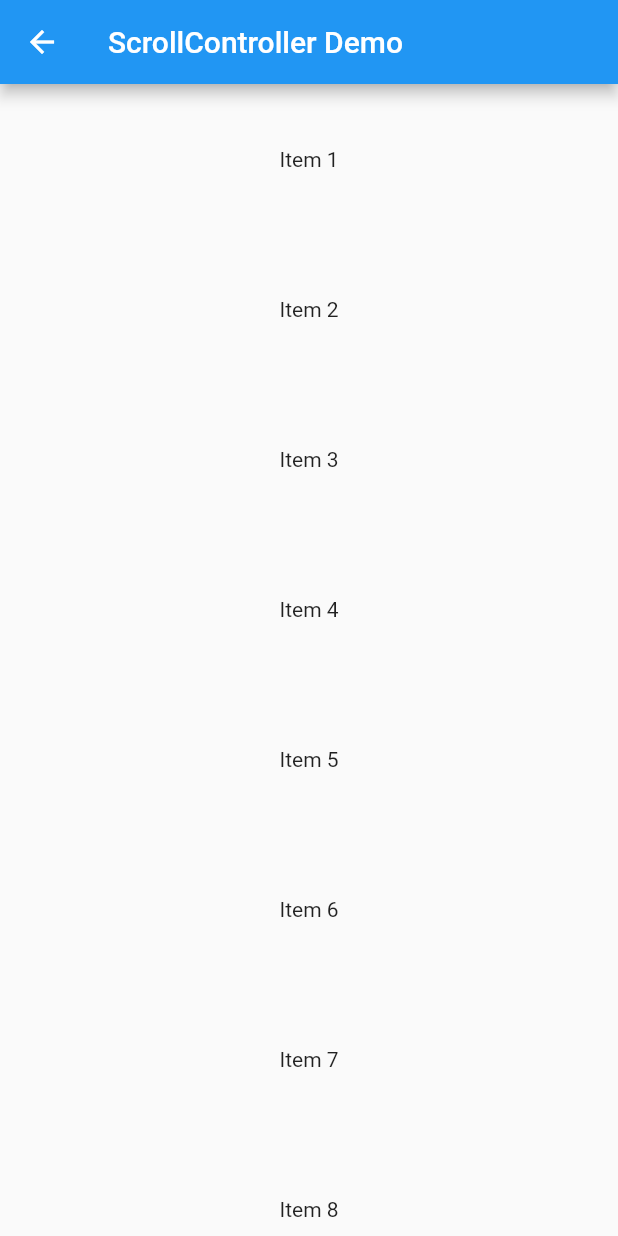
After one commit to kukyxs/flutter_arts_demos_app, a Flutter app: the ScrollableDemoPage screen opened directly, after a tap on "ScrollController", on a phone screen of 412 x 824 dp. The commit adds this screen. Run offline on Flutter 3.47's test engine with Material 2 defaults, Android fonts, the phone set to English and light mode, and no system bars; our stand-ins replace fluttertoast.

Commit message:
add ScrollController demo

```diff
--- /dev/null
+++ b/lib/pages/scroll_controller_main.dart
@@ -0,0 +1,56 @@
+import 'dart:ui';
+
+import 'package:flutter/material.dart';
+
+class ScrollControllerDemoPage extends StatefulWidget {
+  @override
+  _ScrollControllerDemoPageState createState() => _ScrollControllerDemoPageState();
+}
+
+class _ScrollControllerDemoPageState extends State<ScrollControllerDemoPage> {
+  var _scrollController = ScrollController();
+  var _showBackTop = false;
+
+  @override
+  void initState() {
+    super.initState();
+
+    // 对 scrollController 进行监听
+    _scrollController.addListener(() {
+      // _scrollController.position.pixels 获取当前滚动部件滚动的距离
+      // 当滚动距离大于 800 之后，显示回到顶部按钮
+      setState(() => _showBackTop = _scrollController.position.pixels >= 800);
+    });
+  }
+
+  @override
+  void dispose() {
+    // 记得销毁对象
+    _scrollController.dispose();
+    super.dispose();
+  }
+
+  @override
+  Widget build(BuildContext context) {
+    return Scaffold(
+      appBar: AppBar(
+        title: Text('ScrollController Demo'),
+      ),
+      body: ListView(
+        controller: _scrollController,
+        children: List.generate(
+            20, (index) => Container(height: 100.0, alignment: Alignment.center, child: Text('Item ${index + 1}'))),
+      ),
+      floatingActionButton: _showBackTop // 当需要显示的时候展示按钮，不需要的时候隐藏，设置 null
+          ? FloatingActionButton(
+              onPressed: () {
+                // scrollController 通过 animateTo 方法滚动到某个具体高度
+                // duration 表示动画的时长，curve 表示动画的运行方式，flutter 在 Curves 提供了许多方式
+                _scrollController.animateTo(0.0, duration: Duration(milliseconds: 500), curve: Curves.decelerate);
+              },
+              child: Icon(Icons.vertical_align_top),
+            )
+          : null,
+    );
+  }
+}
--- a/lib/pages/scrollable_main.dart
+++ b/lib/pages/scrollable_main.dart
@@ -3,6 +3,7 @@ import 'package:flutter_arts_demos_app/pages/custom_scroll_main.dart';
 import 'package:flutter_arts_demos_app/pages/gridview_main.dart';
 import 'package:flutter_arts_demos_app/pages/listview_main.dart';
 import 'package:flutter_arts_demos_app/pages/nested_scroll_main.dart';
+import 'package:flutter_arts_demos_app/pages/scroll_controller_main.dart';
 import 'package:flutter_arts_demos_app/pages/single_child_scroll_main.dart';
 
 import '../main.dart';
@@ -30,6 +31,9 @@ class ScrollableDemoPage extends StatelessWidget {
         MenuActionItem(
             title: 'NestedScrollView',
             clickAction: () => Navigator.push(context, MaterialPageRoute(builder: (_) => NestedScrollDemoPage()))),
+        MenuActionItem(
+            title: 'ScrollController',
+            clickAction: () => Navigator.push(context, MaterialPageRoute(builder: (_) => ScrollControllerDemoPage()))),
       ]),
     );
   }
```
